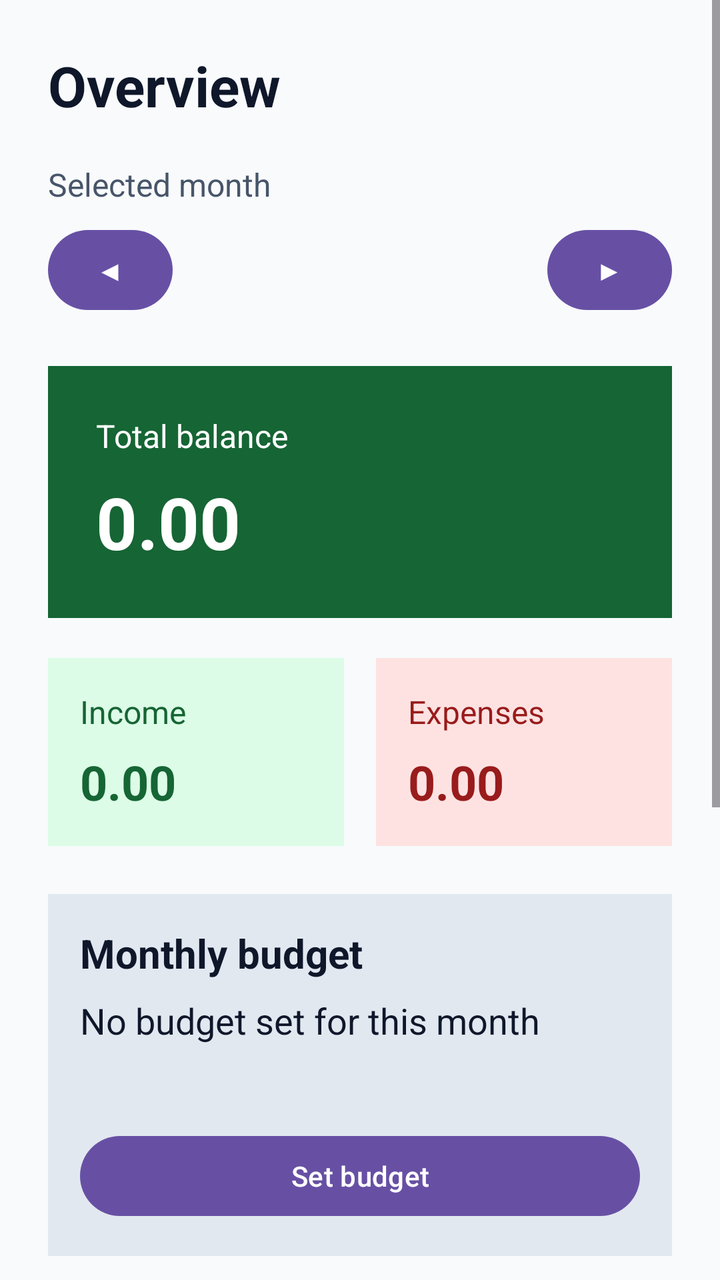
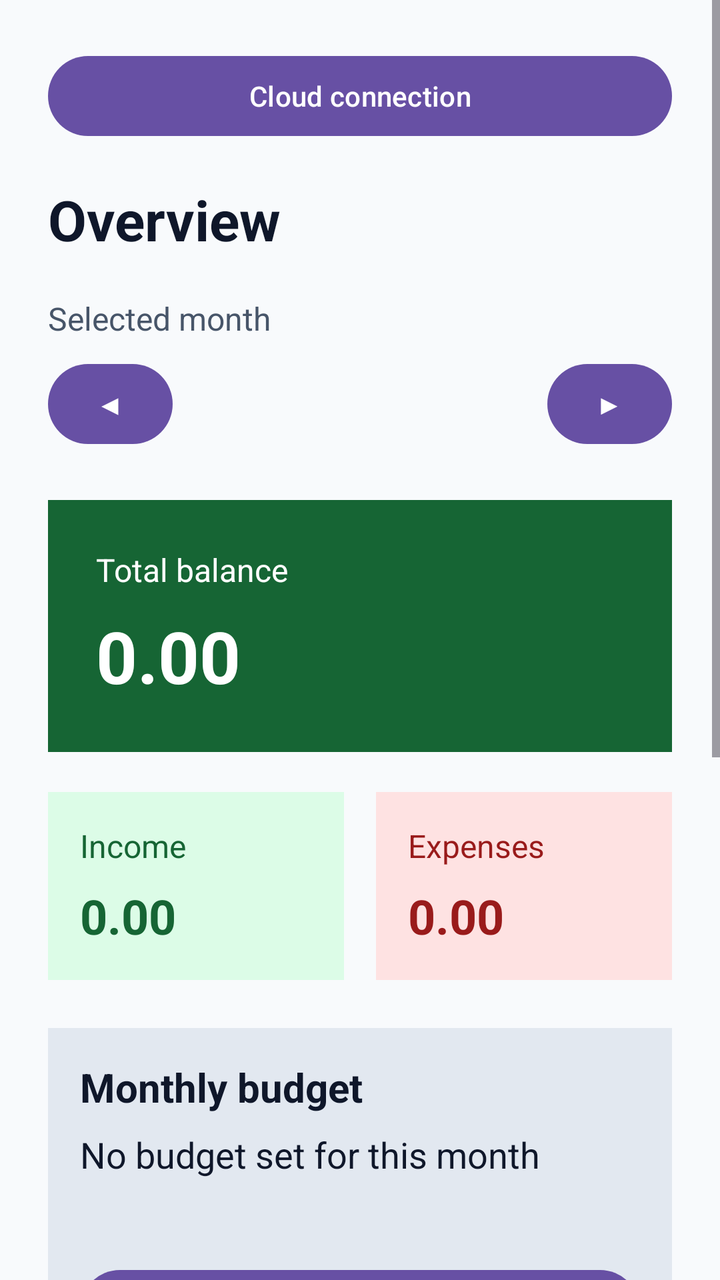

An Android layout rendered at two revisions. The XML below is the earlier revision; the diff shows what the commit changed to produce the second picture.
<!-- AndroidManifest.xml: application theme Theme.Spendi -->
<!-- res/layout/activity_dashboard.xml -->
<?xml version="1.0" encoding="utf-8"?>
<ScrollView
    xmlns:android="http://schemas.android.com/apk/res/android"
    android:id="@+id/main"
    android:layout_width="match_parent"
    android:layout_height="match_parent"
    android:fillViewport="true"
    android:background="#F8FAFC">

    <LinearLayout
        android:layout_width="match_parent"
        android:layout_height="wrap_content"
        android:orientation="vertical"
        android:padding="24dp">

        <TextView
            android:layout_width="match_parent"
            android:layout_height="wrap_content"
            android:text="@string/dashboard_title"
            android:textColor="#0F172A"
            android:textSize="28sp"
            android:textStyle="bold" />

        <TextView
            android:layout_width="match_parent"
            android:layout_height="wrap_content"
            android:layout_marginTop="20dp"
            android:text="@string/selected_month_label"
            android:textColor="#475569"
            android:textSize="16sp" />

        <LinearLayout
            android:layout_width="match_parent"
            android:layout_height="wrap_content"
            android:layout_marginTop="8dp"
            android:orientation="horizontal"
            android:gravity="center_vertical">

            <com.google.android.material.button.MaterialButton
                android:id="@+id/btnPreviousMonth"
                android:layout_width="wrap_content"
                android:layout_height="wrap_content"
                android:minWidth="48dp"
                android:minHeight="48dp"
                android:text="&#9664;"
                android:contentDescription="@string/previous_month" />

            <TextView
                android:id="@+id/tvSelectedMonth"
                android:layout_width="0dp"
                android:layout_height="wrap_content"
                android:layout_weight="1"
                android:gravity="center"
                android:textColor="#0F172A"
                android:textSize="18sp"
                android:textStyle="bold" />

            <com.google.android.material.button.MaterialButton
                android:id="@+id/btnNextMonth"
                android:layout_width="wrap_content"
                android:layout_height="wrap_content"
                android:minWidth="48dp"
                android:minHeight="48dp"
                android:text="&#9654;"
                android:contentDescription="@string/next_month" />

        </LinearLayout>

        <LinearLayout
            android:layout_width="match_parent"
            android:layout_height="wrap_content"
            android:layout_marginTop="24dp"
            android:orientation="vertical"
            android:padding="24dp"
            android:background="#166534">

            <TextView
                android:layout_width="match_parent"
                android:layout_height="wrap_content"
                android:text="@string/total_balance"
                android:textColor="#FFFFFF"
                android:textSize="16sp" />

            <TextView
                android:id="@+id/tvBalance"
                android:layout_width="match_parent"
                android:layout_height="wrap_content"
                android:layout_marginTop="8dp"
                android:text="@string/initial_amount"
                android:textColor="#FFFFFF"
                android:textSize="36sp"
                android:textStyle="bold" />

        </LinearLayout>

        <LinearLayout
            android:layout_width="match_parent"
            android:layout_height="wrap_content"
            android:layout_marginTop="20dp"
            android:orientation="horizontal"
            android:baselineAligned="false">

            <LinearLayout
                android:layout_width="0dp"
                android:layout_height="wrap_content"
                android:layout_weight="1"
                android:layout_marginEnd="8dp"
                android:orientation="vertical"
                android:padding="16dp"
                android:background="#DCFCE7">

                <TextView
                    android:layout_width="match_parent"
                    android:layout_height="wrap_content"
                    android:text="@string/income_label"
                    android:textColor="#166534"
                    android:textSize="16sp" />

                <TextView
                    android:id="@+id/tvIncome"
                    android:layout_width="match_parent"
                    android:layout_height="wrap_content"
                    android:layout_marginTop="8dp"
                    android:text="@string/initial_amount"
                    android:textColor="#166534"
                    android:textSize="24sp"
                    android:textStyle="bold" />

            </LinearLayout>

            <LinearLayout
                android:layout_width="0dp"
                android:layout_height="wrap_content"
                android:layout_weight="1"
                android:layout_marginStart="8dp"
                android:orientation="vertical"
                android:padding="16dp"
                android:background="#FEE2E2">

                <TextView
                    android:layout_width="match_parent"
                    android:layout_height="wrap_content"
                    android:text="@string/expense_label"
                    android:textColor="#991B1B"
                    android:textSize="16sp" />

                <TextView
                    android:id="@+id/tvExpenses"
                    android:layout_width="match_parent"
                    android:layout_height="wrap_content"
                    android:layout_marginTop="8dp"
                    android:text="@string/initial_amount"
                    android:textColor="#991B1B"
                    android:textSize="24sp"
                    android:textStyle="bold" />

            </LinearLayout>

        </LinearLayout>

        <LinearLayout
            android:layout_width="match_parent"
            android:layout_height="wrap_content"
            android:layout_marginTop="24dp"
            android:orientation="vertical"
            android:padding="16dp"
            android:background="#E2E8F0">

            <TextView
                android:layout_width="match_parent"
                android:layout_height="wrap_content"
                android:text="@string/monthly_budget"
                android:textColor="#0F172A"
                android:textSize="20sp"
                android:textStyle="bold" />

            <TextView
                android:id="@+id/tvBudgetAmount"
                android:layout_width="match_parent"
                android:layout_height="wrap_content"
                android:layout_marginTop="8dp"
                android:text="@string/budget_not_set"
                android:textColor="#0F172A"
                android:textSize="18sp" />

            <TextView
                android:id="@+id/tvBudgetStatus"
                android:layout_width="match_parent"
                android:layout_height="wrap_content"
                android:layout_marginTop="8dp"
                android:textColor="#475569"
                android:textSize="16sp" />

            <com.google.android.material.button.MaterialButton
                android:id="@+id/btnSetBudget"
                android:layout_width="match_parent"
                android:layout_height="wrap_content"
                android:layout_marginTop="12dp"
                android:minHeight="48dp"
                android:text="@string/set_budget"
                android:textAllCaps="false" />

        </LinearLayout>

        <TextView
            android:layout_width="match_parent"
            android:layout_height="wrap_content"
            android:layout_marginTop="32dp"
            android:text="@string/recent_transactions"
            android:textColor="#0F172A"
            android:textSize="20sp"
            android:textStyle="bold" />
        <TextView
            android:layout_width="match_parent"
            android:layout_height="wrap_content"
            android:layout_marginTop="16dp"
            android:labelFor="@id/spTransactionFilter"
            android:text="@string/filter_type_label"
            android:textColor="#0F172A"
            android:textSize="16sp" />

        <Spinner
            android:id="@+id/spTransactionFilter"
            android:layout_width="match_parent"
            android:layout_height="wrap_content"
            android:minHeight="48dp"
            android:entries="@array/transaction_filters"
            android:spinnerMode="dropdown" />

        <com.google.android.material.textfield.TextInputLayout
            android:layout_width="match_parent"
            android:layout_height="wrap_content"
            android:layout_marginTop="16dp"
            android:hint="@string/search_transactions_hint">

            <com.google.android.material.textfield.TextInputEditText
                android:id="@+id/etSearchTransactions"
                android:layout_width="match_parent"
                android:layout_height="wrap_content"
                android:inputType="text"
                android:maxLines="1"
                android:imeOptions="actionDone" />

        </com.google.android.material.textfield.TextInputLayout>

        <TextView
            android:id="@+id/tvEmptyState"
            android:layout_width="match_parent"
            android:layout_height="wrap_content"
            android:layout_marginTop="12dp"
            android:text="@string/no_transactions"
            android:textColor="#475569"
            android:textSize="16sp" />

        <com.google.android.material.button.MaterialButton
            android:id="@+id/btnAddTransaction"
            android:layout_width="match_parent"
            android:layout_height="wrap_content"
            android:layout_marginTop="32dp"
            android:minHeight="56dp"
            android:text="@string/add_transaction"
            android:textAllCaps="false"
            android:textColor="#FFFFFF"
            android:textSize="16sp"
            android:backgroundTint="#166534" />

    </LinearLayout>

</ScrollView>
<!-- resources referenced by this layout -->
<resources>
  <string-array name="transaction_filters">
          <item>All transactions</item>
          <item>Income only</item>
          <item>Expenses only</item>
      </string-array>
  <string name="add_transaction">Add transaction</string>
  <string name="budget_not_set">No budget set for this month</string>
  <string name="dashboard_title">Overview</string>
  <string name="expense_label">Expenses</string>
  <string name="filter_type_label">Show transactions</string>
  <string name="income_label">Income</string>
  <string name="initial_amount">0.00</string>
  <string name="monthly_budget">Monthly budget</string>
  <string name="next_month">Next month</string>
  <string name="no_transactions">No transactions yet. Add your first income or expense.</string>
  <string name="previous_month">Previous month</string>
  <string name="recent_transactions">Recent transactions</string>
  <string name="search_transactions_hint">Search by category or note</string>
  <string name="selected_month_label">Selected month</string>
  <string name="set_budget">Set budget</string>
  <string name="total_balance">Total balance</string>
  <style name="Theme.Spendi" parent="Base.Theme.Spendi" />
  <style name="Base.Theme.Spendi" parent="Theme.Material3.DayNight.NoActionBar">
          
          
      </style>
</resources>

<!-- the commit's change to res/layout/activity_dashboard.xml (unified diff, before → after) -->
@@ -13,6 +13,17 @@
         android:orientation="vertical"
         android:padding="24dp">
 
+        <com.google.android.material.button.MaterialButton
+            android:id="@+id/btnCloudConnection"
+            android:layout_width="match_parent"
+            android:layout_height="wrap_content"
+            android:text="@string/cloud_connection_title" />
+
+        <TextView
+            android:id="@+id/tvDataSource"
+            android:layout_width="match_parent"
+            android:layout_height="wrap_content" />
+
         <TextView
             android:layout_width="match_parent"
             android:layout_height="wrap_content"
<!-- resource entries referenced after the edit -->
@@ -7,6 +7,7 @@
       </string-array>
   <string name="add_transaction">Add transaction</string>
   <string name="budget_not_set">No budget set for this month</string>
+  <string name="cloud_connection_title">Cloud connection</string>
   <string name="dashboard_title">Overview</string>
   <string name="expense_label">Expenses</string>
   <string name="filter_type_label">Show transactions</string>
